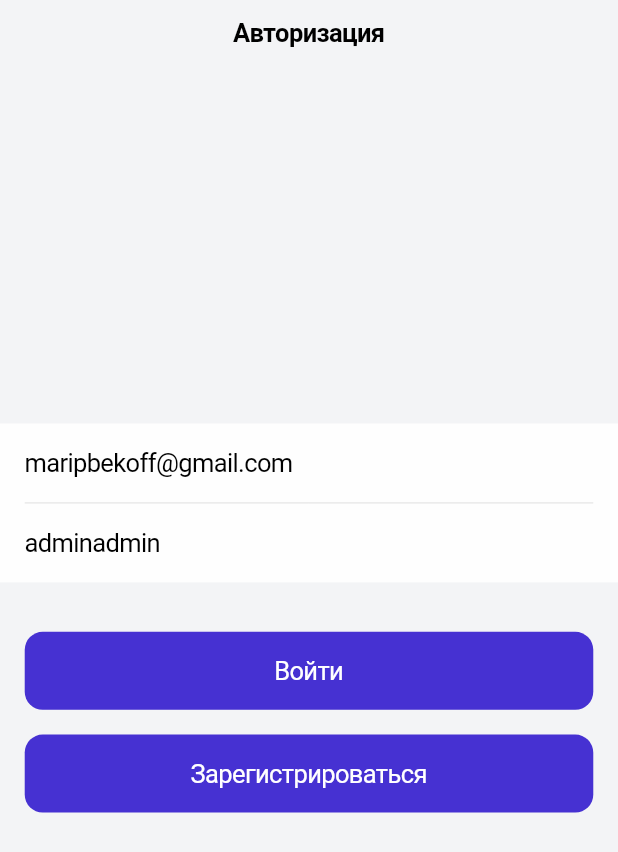
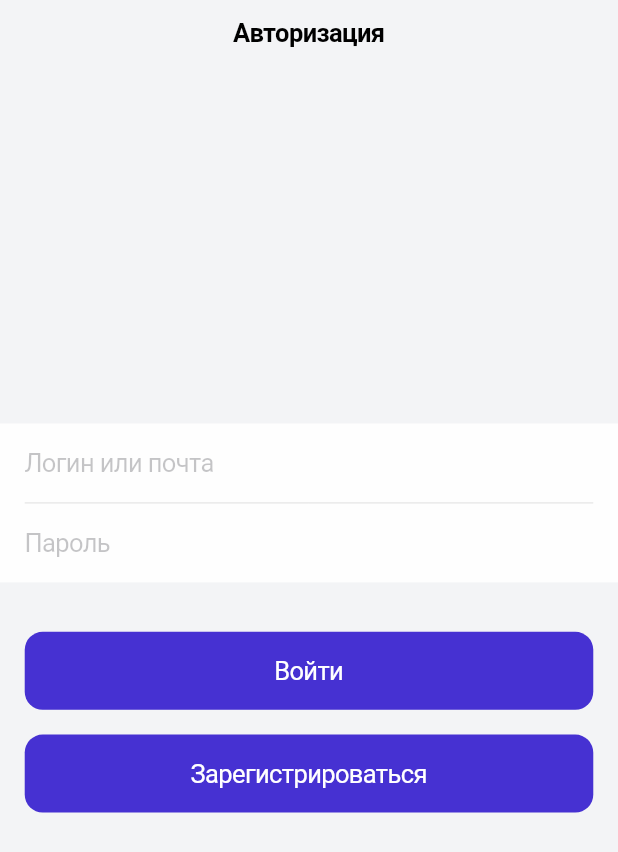
Before and after one commit to duldiev/simple_auth, a Flutter app: the screen it shows after launch, on a phone screen of 412 x 824 dp. Shown: the top 852 px of the screen. Run offline on Flutter 3.47's test engine with Material 2 defaults, Android fonts, the phone set to English and light mode, and no system bars; our stand-ins replace auto_route, bloc, connectivity_plus, dartz, dio, equatable and 8 more.

```diff
--- a/lib/app/presentation/auth/blocs/auth_bloc/auth_state.dart
+++ b/lib/app/presentation/auth/blocs/auth_bloc/auth_state.dart
@@ -16,8 +16,8 @@ class AuthState with _$AuthState {
 
   factory AuthState.initial() => AuthState(
         data: null,
-        email: 'maripbekoff@gmail.com',
-        password: 'adminadmin',
+        email: '',
+        password: '',
         authorizing: false,
         failed: false,
         authorized: false,
--- a/lib/app/presentation/auth/screens/auth_screen.dart
+++ b/lib/app/presentation/auth/screens/auth_screen.dart
@@ -43,7 +43,10 @@ class AuthScreen extends StatelessWidget {
                                   const Reset(),
                                 );
                           },
-                          child: const Text('OK'),
+                          child: const Text(
+                            'OK',
+                            style: TextStyle(fontSize: 12),
+                          ),
                         )
                       ],
                     ),
```
Also changed, not shown: 1 other file.
